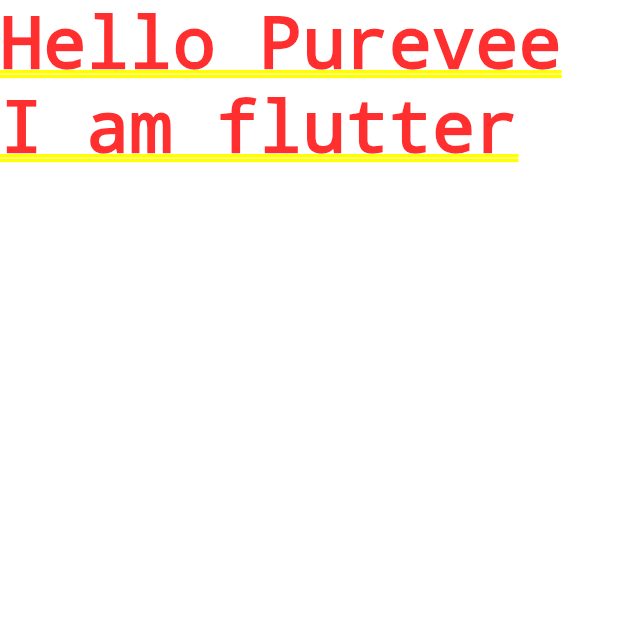
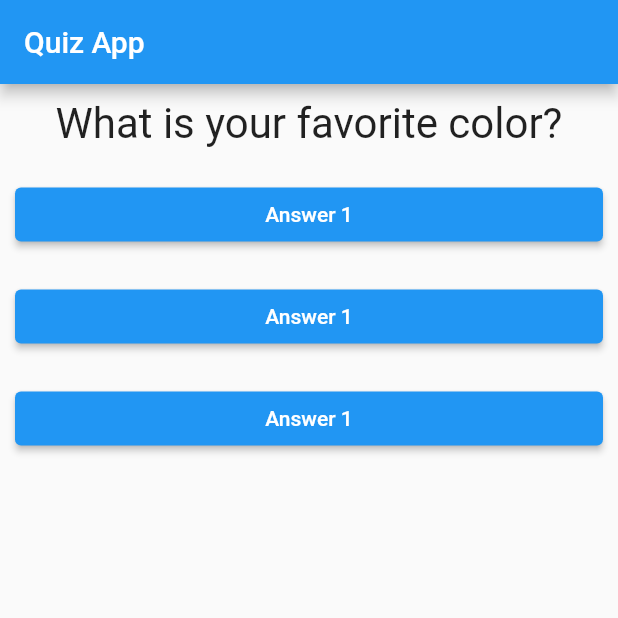
Before and after one commit to purev0816/Flutter, a Flutter app: the screen it shows after launch, on a phone screen of 412 x 824 dp, the top half of it. Run offline on Flutter 3.47's test engine with Material 2 defaults, Android fonts, the phone set to English and light mode, and no system bars.

Commit message:
stateless, statefull etc widgets, send data using constructor

```diff
--- /dev/null
+++ b/flutter_app/lib/answer.dart
@@ -0,0 +1,21 @@
+import 'package:flutter/material.dart';
+import 'package:flutter/rendering.dart';
+
+class Answer extends StatelessWidget {
+  final VoidCallback selectHandler;
+  final Key? key;
+
+  Answer(this.selectHandler, {this.key});
+
+  @override
+  Widget build(BuildContext context) {
+    return Container(
+      width: double.infinity,
+      margin: const EdgeInsets.all(10),
+      child: ElevatedButton(
+        child: Text("Answer 1"),
+        onPressed: selectHandler,
+      ),
+    );
+  }
+}
--- a/flutter_app/lib/main.dart
+++ b/flutter_app/lib/main.dart
@@ -1,13 +1,48 @@
 import 'package:flutter/material.dart';
+import './question.dart';
+import './answer.dart';
 
-void main() {
-  runApp(MyApp());
+var questions = [
+  "What is your favorite color?",
+  "What is your favorite car?",
+  "What is your favorite movie?",
+  "What is your favorite programming language?"
+];
+void main() => runApp(MyApp());
+
+// ignore: use_key_in_widget_constructors
+class MyApp extends StatefulWidget {
+  @override
+  State<StatefulWidget> createState() {
+    return _MyAppState();
+  }
 }
 
-class MyApp extends StatelessWidget {
+class _MyAppState extends State<MyApp> {
+  var _questionIndex = 0;
+  void _questionAnswer() {
+    setState(() {
+      _questionIndex++;
+    });
+    print(questions[_questionIndex]);
+  }
+
+  @override
   Widget build(BuildContext ctx) {
     return MaterialApp(
-      home: Text('Hello Purevee I am flutter'),
+      home: Scaffold(
+        appBar: AppBar(
+          title: const Text("Quiz App"),
+        ),
+        body: Column(
+          children: <Widget>[
+            Question(questions[_questionIndex]),
+            Answer(_questionAnswer),
+            Answer(_questionAnswer),
+            Answer(_questionAnswer),
+          ],
+        ),
+      ),
     );
   }
 }
--- /dev/null
+++ b/flutter_app/lib/question.dart
@@ -0,0 +1,20 @@
+import 'package:flutter/material.dart';
+
+class Question extends StatelessWidget {
+  String questionText;
+
+  Question(this.questionText, {super.key});
+
+  @override
+  Widget build(BuildContext context) {
+    return Container(
+      margin: const EdgeInsets.all(10),
+      width: double.infinity,
+      child: Text(
+        questionText,
+        style: TextStyle(fontSize: 28),
+        textAlign: TextAlign.center,
+      ),
+    );
+  }
+}
```
